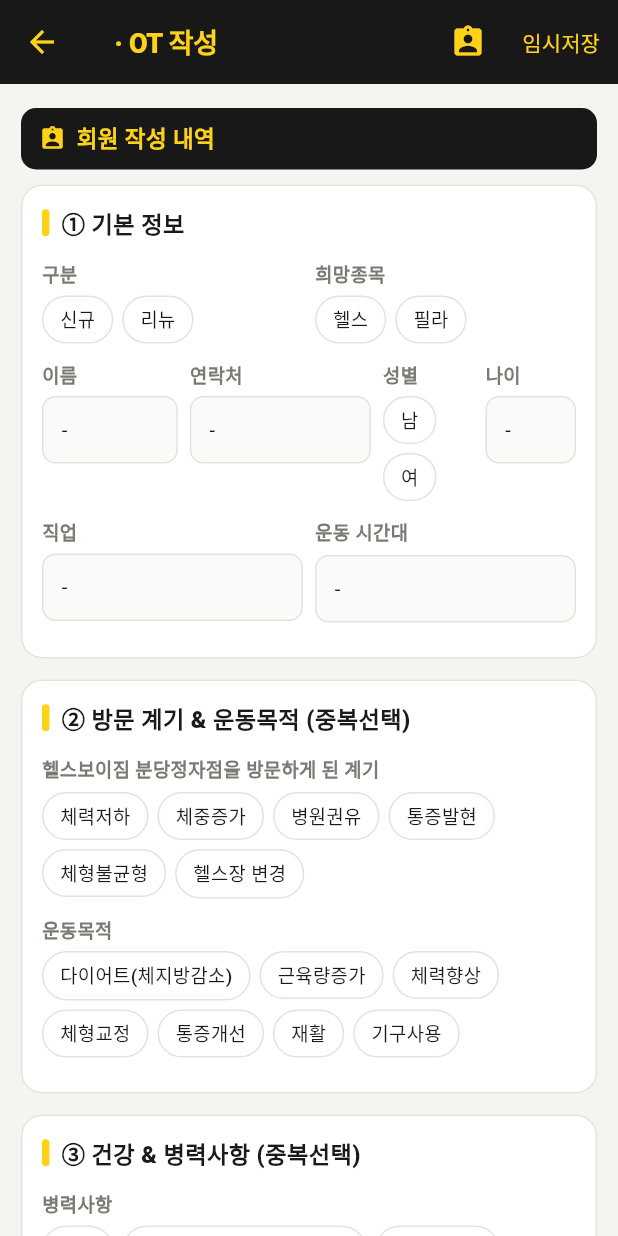
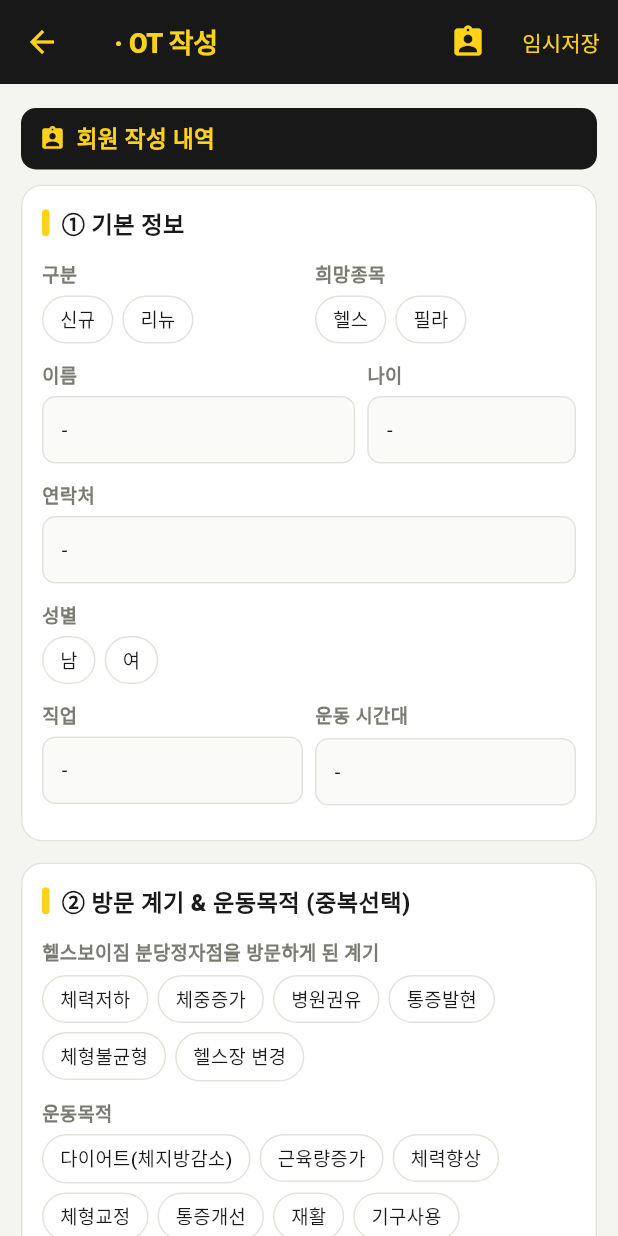
Before and after one commit to jihyeon0515/HBG-OT, a Flutter app: the TrainerOtPage screen opened directly with empty values, on a phone screen of 412 x 824 dp. Run offline on Flutter 3.47's test engine with Material 3 defaults, Android fonts, the phone set to English and light mode, and no system bars; our stand-ins replace shared_preferences; accounts and stored records are empty.

Commit message:
fix: 기본정보 모바일 반응형(성별 칩 세로 눌림 해결)
Co-Authored-By: Claude Opus 4.8 <noreply@anthropic.com>

```diff
--- a/lib/screens/member_preview.dart
+++ b/lib/screens/member_preview.dart
@@ -84,11 +84,42 @@ class MemberFormView extends StatelessWidget {
   Widget build(BuildContext context) {
     return Column(children: [
       FormSection(title: '① 기본 정보', children: [
-        Row(crossAxisAlignment: CrossAxisAlignment.start, children: [
+        LayoutBuilder(builder: (ctx, c) {
+          // 화면(칸) 폭이 좁으면(모바일) 줄을 나눠 성별 칩이 세로로 눌리지 않게 함
+          final narrow = c.maxWidth < 560;
+          final typeRow = Row(
+              crossAxisAlignment: CrossAxisAlignment.start,
+              children: [
                 Expanded(child: _chips('구분', 'member_type', memberTypeOptions, multi: false)),
                 const SizedBox(width: 8),
                 Expanded(child: _chips('희망종목', 'jongmok', jongmokOptions, multi: false)),
+              ]);
+          final jobRow = Row(
+              crossAxisAlignment: CrossAxisAlignment.start,
+              children: [
+                Expanded(child: _text('직업', 'job')),
+                const SizedBox(width: 8),
+                Expanded(child: _text('운동 시간대', 'etime')),
+              ]);
+          if (narrow) {
+            return Column(
+                crossAxisAlignment: CrossAxisAlignment.stretch,
+                children: [
+                  typeRow,
+                  Row(crossAxisAlignment: CrossAxisAlignment.start, children: [
+                    Expanded(flex: 3, child: _text('이름', 'name')),
+                    const SizedBox(width: 8),
+                    Expanded(flex: 2, child: _text('나이', 'age')),
                   ]),
+                  _text('연락처', 'phone', fit: true),
+                  _chips('성별', 'gender', genders, multi: false),
+                  jobRow,
+                ]);
+          }
+          return Column(
+              crossAxisAlignment: CrossAxisAlignment.stretch,
+              children: [
+                typeRow,
                 Row(crossAxisAlignment: CrossAxisAlignment.start, children: [
                   Expanded(flex: 3, child: _text('이름', 'name')),
                   const SizedBox(width: 8),
@@ -98,11 +129,9 @@ class MemberFormView extends StatelessWidget {
                   const SizedBox(width: 8),
                   Expanded(flex: 2, child: _text('나이', 'age')),
                 ]),
-        Row(crossAxisAlignment: CrossAxisAlignment.start, children: [
-          Expanded(child: _text('직업', 'job')),
-          const SizedBox(width: 8),
-          Expanded(child: _text('운동 시간대', 'etime')),
-        ]),
+                jobRow,
+              ]);
+        }),
       ]),
       FormSection(title: '② 방문 계기 & 운동목적 (중복선택)', children: [
         _chips('헬스보이짐 분당정자점을 방문하게 된 계기', 'visit_reason', visitReasonOptions),
```
Also changed, not shown: 2 other files. Lines whose indentation alone changed are shown as unchanged.
